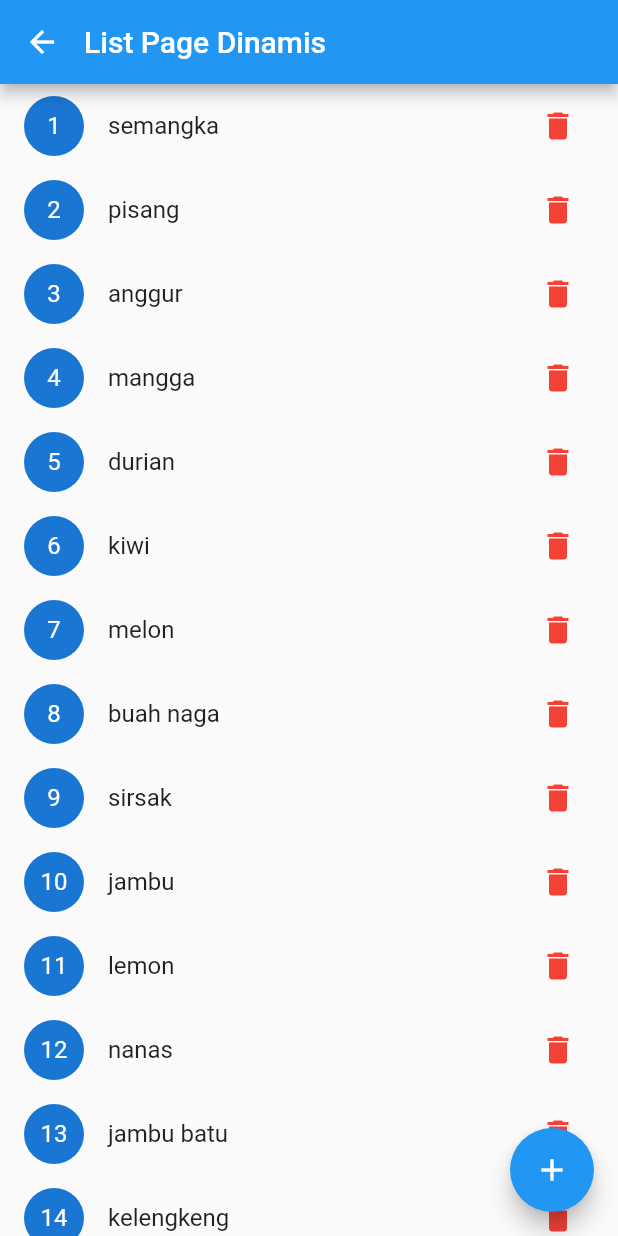
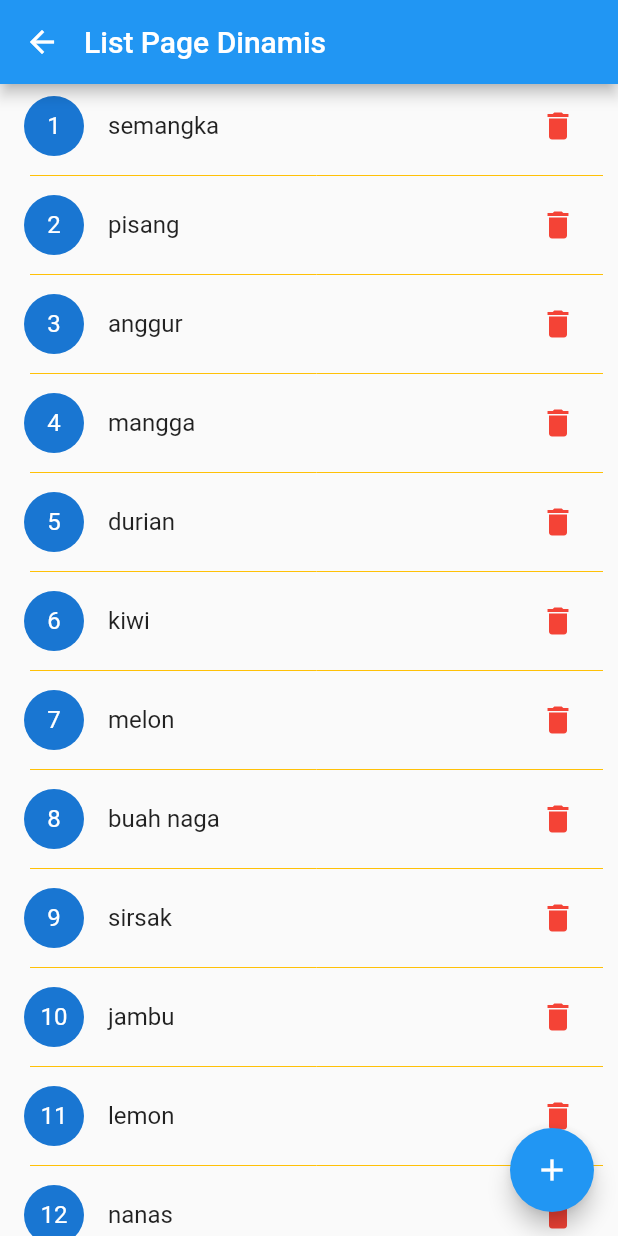
Before and after one commit to muhammadfarros12/udemy-flutter-app, a Flutter app: the ListPageDinamis screen opened directly, on a phone screen of 412 x 824 dp. Run offline on Flutter 3.47's test engine with Material 2 defaults, Android fonts, the phone set to English and light mode, and no system bars.

Commit message:
[commit 3] List Page Dinamis

```diff
--- a/lib/page/list_page_dinamis.dart
+++ b/lib/page/list_page_dinamis.dart
@@ -26,14 +26,34 @@ class _ListPageDinamisState extends State<ListPageDinamis> {
     'pepaya'
   ];
 
+  void addItem() {
+    _fruits.add('Buah');
+    setState(() {});
+  }
+
+  void deleteItem(int indexItem) {
+    _fruits.removeAt(indexItem);
+    setState(() {});
+  }
+
   @override
   Widget build(BuildContext context) {
     return Scaffold(
       appBar: AppBar(
-        title: Text('List Page Dinamis'),
+        title: const Text('List Page Dinamis'),
         titleSpacing: 0,
       ),
-      body: ListView.builder(
+      body: Scrollbar(
+        // listView.builder digunakan ketika kita ingin membuat list secara dinamis,
+        // jika hanya menggunakan ListView saja, maka kita akan membuat list satu persatu
+        // ListView.separated dapat digunakan ketika kita ingin membuat pembatas didalam list tersebut
+        child: ListView.separated(
+          separatorBuilder: (context, index) => const Divider(
+            indent: 20,
+            height: 10,
+            endIndent: 10,
+            color: Colors.amber,
+          ),
           itemCount: _fruits.length,
           itemBuilder: (context, index) {
             return ListTile(
@@ -42,15 +62,16 @@ class _ListPageDinamisState extends State<ListPageDinamis> {
               ),
               title: Text(_fruits[index]),
               trailing: IconButton(
-              onPressed: () {},
-              icon: Icon(Icons.delete, color: Colors.red),
+                onPressed: () => deleteItem(index),
+                icon: const Icon(Icons.delete, color: Colors.red),
               ),
             );
           },
         ),
+      ),
       floatingActionButton: FloatingActionButton(
-        onPressed: () {},
-        child: Icon(Icons.add),
+        onPressed: () => addItem(),
+        child: const Icon(Icons.add),
       ),
     );
   }
```
Lines whose indentation alone changed are shown as unchanged.
